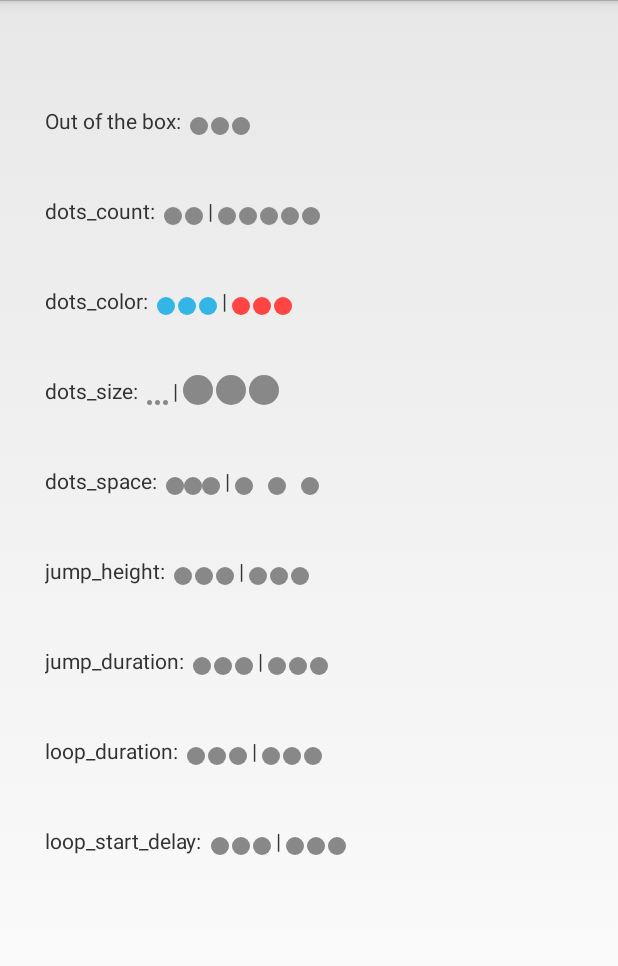
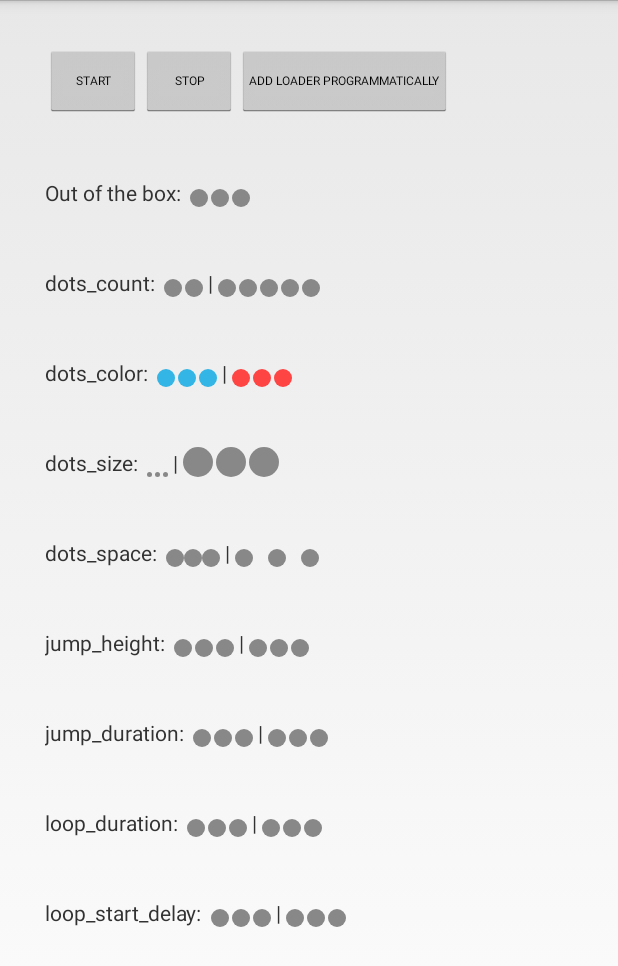
Before and after one commit to EyalBira/loading-dots, an Android app: the screen it shows after launch (TestActivity), on a phone screen of 412 x 824 dp. Shown: the top 966 px of the screen. Run offline under Robolectric (Android 15) with nearby library versions, the phone set to English and light mode, and no system bars.

Commit message:
Bug fixes + Add setters/getters

```diff
--- a/example/src/main/res/layout/test.xml
+++ b/example/src/main/res/layout/test.xml
@@ -1,18 +1,57 @@
 <?xml version="1.0" encoding="utf-8"?>
 <LinearLayout xmlns:android="http://schemas.android.com/apk/res/android"
               xmlns:app="http://schemas.android.com/apk/res-auto"
-              android:id="@+id/root"
-              android:orientation="vertical"
               android:layout_width="match_parent"
               android:layout_height="match_parent"
+              android:orientation="vertical"
               android:padding="30dp">
+
+    <LinearLayout
+        android:layout_width="match_parent"
+        android:layout_height="wrap_content"
+        android:orientation="horizontal">
+
+        <Button
+            android:id="@+id/start"
+            android:layout_width="wrap_content"
+            android:layout_height="wrap_content"
+            android:padding="8dp"
+            android:text="START"
+            android:textSize="8dp"/>
+
+        <Button
+            android:id="@+id/stop"
+            android:layout_width="wrap_content"
+            android:layout_height="wrap_content"
+            android:padding="8dp"
+            android:text="STOP"
+            android:textSize="8dp"/>
+
+        <Button
+            android:id="@+id/add_programmatically"
+            android:layout_width="wrap_content"
+            android:layout_height="wrap_content"
+            android:padding="8dp"
+            android:text="ADD LOADER PROGRAMMATICALLY"
+            android:textSize="8dp"/>
+    </LinearLayout>
+
+    <LinearLayout
+        android:id="@+id/root"
+        xmlns:android="http://schemas.android.com/apk/res/android"
+        xmlns:app="http://schemas.android.com/apk/res-auto"
+        android:layout_width="match_parent"
+        android:layout_height="match_parent"
+        android:orientation="vertical">
+
 
         <LinearLayout
             android:layout_width="wrap_content"
             android:layout_height="60dp"
+            android:gravity="bottom"
             android:orientation="horizontal"
-        android:gravity="bottom"
             >
+
             <TextView
                 android:layout_width="wrap_content"
                 android:layout_height="wrap_content"
@@ -27,9 +66,10 @@
         <LinearLayout
             android:layout_width="wrap_content"
             android:layout_height="60dp"
+            android:gravity="bottom"
             android:orientation="horizontal"
-        android:gravity="bottom"
             >
+
             <TextView
                 android:layout_width="wrap_content"
                 android:layout_height="wrap_content"
@@ -44,8 +84,8 @@
             <TextView
                 android:layout_width="wrap_content"
                 android:layout_height="wrap_content"
+                android:layout_marginLeft="3dp"
                 android:layout_marginRight="3dp"
-            android:layout_marginLeft="3dp"
                 android:text="|"/>
 
             <com.eyalbira.loadingdots.LoadingDots
@@ -58,9 +98,10 @@
         <LinearLayout
             android:layout_width="wrap_content"
             android:layout_height="60dp"
+            android:gravity="bottom"
             android:orientation="horizontal"
-        android:gravity="bottom"
             >
+
             <TextView
                 android:layout_width="wrap_content"
                 android:layout_height="wrap_content"
@@ -75,8 +116,8 @@
             <TextView
                 android:layout_width="wrap_content"
                 android:layout_height="wrap_content"
+                android:layout_marginLeft="3dp"
                 android:layout_marginRight="3dp"
-            android:layout_marginLeft="3dp"
                 android:text="|"/>
 
             <com.eyalbira.loadingdots.LoadingDots
@@ -89,9 +130,10 @@
         <LinearLayout
             android:layout_width="wrap_content"
             android:layout_height="60dp"
+            android:gravity="bottom"
             android:orientation="horizontal"
-        android:gravity="bottom"
             >
+
             <TextView
                 android:layout_width="wrap_content"
                 android:layout_height="wrap_content"
@@ -106,8 +148,8 @@
             <TextView
                 android:layout_width="wrap_content"
                 android:layout_height="wrap_content"
+                android:layout_marginLeft="3dp"
                 android:layout_marginRight="3dp"
-            android:layout_marginLeft="3dp"
                 android:text="|"/>
 
             <com.eyalbira.loadingdots.LoadingDots
@@ -120,9 +162,10 @@
         <LinearLayout
             android:layout_width="wrap_content"
             android:layout_height="60dp"
+            android:gravity="bottom"
             android:orientation="horizontal"
-        android:gravity="bottom"
             >
+
             <TextView
                 android:layout_width="wrap_content"
                 android:layout_height="wrap_content"
@@ -137,8 +180,8 @@
             <TextView
                 android:layout_width="wrap_content"
                 android:layout_height="wrap_content"
+                android:layout_marginLeft="3dp"
                 android:layout_marginRight="3dp"
-            android:layout_marginLeft="3dp"
                 android:text="|"/>
 
             <com.eyalbira.loadingdots.LoadingDots
@@ -151,9 +194,10 @@
         <LinearLayout
             android:layout_width="wrap_content"
             android:layout_height="60dp"
+            android:gravity="bottom"
             android:orientation="horizontal"
-        android:gravity="bottom"
             >
+
             <TextView
                 android:layout_width="wrap_content"
                 android:layout_height="wrap_content"
@@ -168,8 +212,8 @@
             <TextView
                 android:layout_width="wrap_content"
                 android:layout_height="wrap_content"
+                android:layout_marginLeft="3dp"
                 android:layout_marginRight="3dp"
-            android:layout_marginLeft="3dp"
                 android:text="|"/>
 
             <com.eyalbira.loadingdots.LoadingDots
@@ -182,9 +226,10 @@
         <LinearLayout
             android:layout_width="wrap_content"
             android:layout_height="60dp"
+            android:gravity="bottom"
             android:orientation="horizontal"
-        android:gravity="bottom"
             >
+
             <TextView
                 android:layout_width="wrap_content"
                 android:layout_height="wrap_content"
@@ -199,8 +244,8 @@
             <TextView
                 android:layout_width="wrap_content"
                 android:layout_height="wrap_content"
+                android:layout_marginLeft="3dp"
                 android:layout_marginRight="3dp"
-            android:layout_marginLeft="3dp"
                 android:text="|"/>
 
             <com.eyalbira.loadingdots.LoadingDots
@@ -213,9 +258,10 @@
         <LinearLayout
             android:layout_width="wrap_content"
             android:layout_height="60dp"
+            android:gravity="bottom"
             android:orientation="horizontal"
-        android:gravity="bottom"
             >
+
             <TextView
                 android:layout_width="wrap_content"
                 android:layout_height="wrap_content"
@@ -225,22 +271,22 @@
             <com.eyalbira.loadingdots.LoadingDots
                 android:layout_width="wrap_content"
                 android:layout_height="wrap_content"
+                app:LoadingDots_jump_duration="200"
                 app:LoadingDots_loop_duration="300"
-            app:LoadingDots_jump_duration="200"
                 app:LoadingDots_loop_start_delay="50"/>
 
             <TextView
                 android:layout_width="wrap_content"
                 android:layout_height="wrap_content"
+                android:layout_marginLeft="3dp"
                 android:layout_marginRight="3dp"
-            android:layout_marginLeft="3dp"
                 android:text="|"/>
 
             <com.eyalbira.loadingdots.LoadingDots
                 android:layout_width="wrap_content"
                 android:layout_height="wrap_content"
+                app:LoadingDots_jump_duration="800"
                 app:LoadingDots_loop_duration="1200"
-            app:LoadingDots_jump_duration="800"
                 app:LoadingDots_loop_start_delay="200"/>
 
         </LinearLayout>
@@ -248,9 +294,10 @@
         <LinearLayout
             android:layout_width="wrap_content"
             android:layout_height="60dp"
+            android:gravity="bottom"
             android:orientation="horizontal"
-        android:gravity="bottom"
             >
+
             <TextView
                 android:layout_width="wrap_content"
                 android:layout_height="wrap_content"
@@ -265,8 +312,8 @@
             <TextView
                 android:layout_width="wrap_content"
                 android:layout_height="wrap_content"
+                android:layout_marginLeft="3dp"
                 android:layout_marginRight="3dp"
-            android:layout_marginLeft="3dp"
                 android:text="|"/>
 
             <com.eyalbira.loadingdots.LoadingDots
@@ -279,3 +326,4 @@
 
 
     </LinearLayout>
+</LinearLayout>
--- a/loading-dots/build.gradle
+++ b/loading-dots/build.gradle
@@ -7,8 +7,8 @@ android {
     defaultConfig {
         minSdkVersion 15
         targetSdkVersion 23
-        versionCode 2
-        versionName "1.0.1"
+        versionCode 3
+        versionName "1.0.2"
     }
     buildTypes {
         release {
@@ -38,7 +38,7 @@ ext {
     siteUrl = 'https://github.com/EyalBira/loading-dots'
     gitUrl = 'https://github.com/EyalBira/loading-dots.git'
 
-    libraryVersion = '1.0.1'
+    libraryVersion = '1.0.2'
 
     developerId = 'eyalbira'
     developerName = 'Eyal Biran'
```
Also changed, not shown: example/src/main/java/com/eyalbira/example/TestActivity.java (+64 -1 lines), loading-dots/src/main/java/com/eyalbira/loadingdots/LoadingDots.java (+183 -3 lines), 1 other file. Lines whose indentation alone changed are shown as unchanged.
